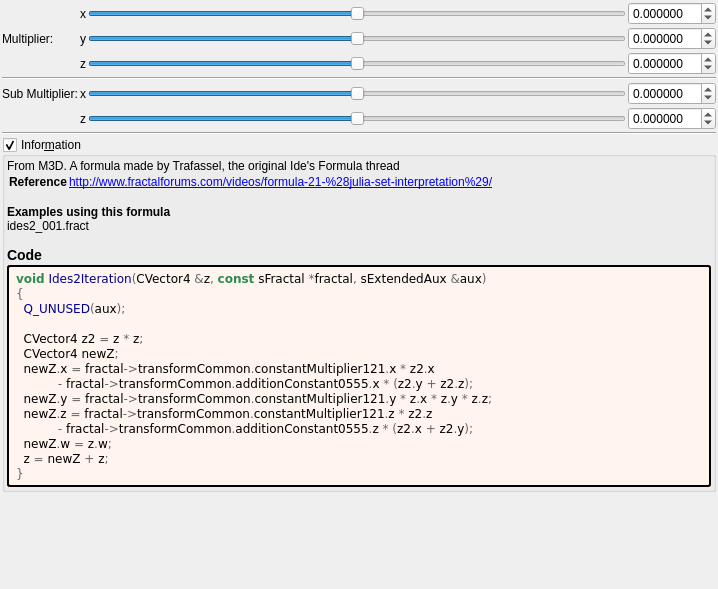
Before: the Qt Designer form mandelbulber2/formula/ui/fractal_ides2.ui in buddhi1980/mandelbulber2, drawn with Qt 5.
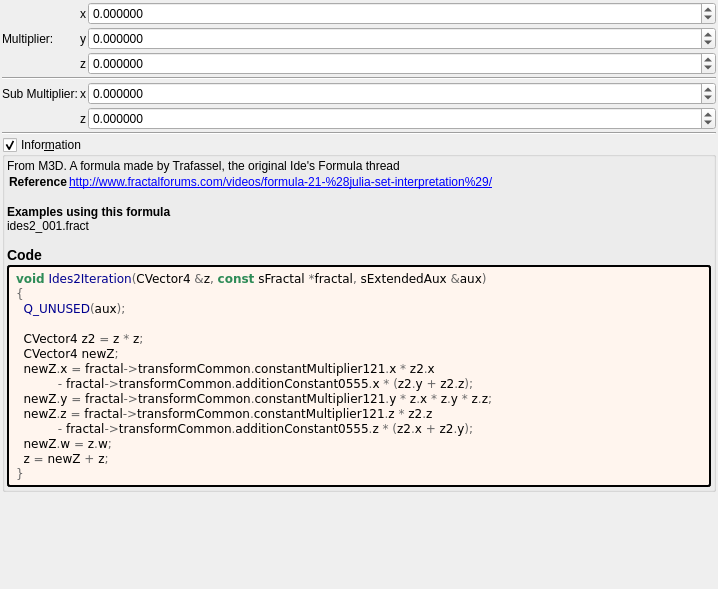
After: the same form once the commit is applied. Custom widgets are drawn as their Qt base class.

Commit message: Cleaned up more fractal formula UIs

Patch:
```diff
--- a/mandelbulber2/formula/ui/fractal_ides2.ui
+++ b/mandelbulber2/formula/ui/fractal_ides2.ui
@@ -30,14 +30,42 @@
     <number>2</number>
    </property>
    <item>
-    <layout class="QGridLayout" name="gridLayout_64">
+    <layout class="QGridLayout" name="gridLayout_64" columnstretch="0,0,0,1">
      <property name="spacing">
       <number>2</number>
      </property>
-     <item row="7" column="1" colspan="4">
-      <widget class="Line" name="line_59">
-       <property name="orientation">
-        <enum>Qt::Horizontal</enum>
+     <item row="3" column="3">
+      <widget class="MyDoubleSpinBox" name="spinbox3_transf_constant_multiplier_121_z">
+       <property name="sizePolicy">
+        <sizepolicy hsizetype="Minimum" vsizetype="Maximum">
+         <horstretch>0</horstretch>
+         <verstretch>0</verstretch>
+        </sizepolicy>
+       </property>
+       <property name="prefix">
+        <string/>
+       </property>
+       <property name="suffix">
+        <string/>
+       </property>
+       <property name="decimals">
+        <number>6</number>
+       </property>
+       <property name="minimum">
+        <double>-99.989999999999995</double>
+       </property>
+       <property name="maximum">
+        <double>99.989999999999995</double>
+       </property>
+       <property name="singleStep">
+        <double>0.100000000000000</double>
+       </property>
+      </widget>
+     </item>
+     <item row="6" column="2">
+      <widget class="QLabel" name="label_268">
+       <property name="text">
+        <string notr="true">z</string>
        </property>
       </widget>
      </item>
@@ -48,97 +76,6 @@
        </property>
       </widget>
      </item>
-     <item row="3" column="4">
-      <widget class="MyDoubleSpinBox" name="spinbox3_transf_constant_multiplier_121_z">
-       <property name="sizePolicy">
-        <sizepolicy hsizetype="Minimum" vsizetype="Maximum">
-         <horstretch>0</horstretch>
-         <verstretch>0</verstretch>
-        </sizepolicy>
-       </property>
-       <property name="prefix">
-        <string/>
-       </property>
-       <property name="suffix">
-        <string/>
-       </property>
-       <property name="decimals">
-        <number>6</number>
-       </property>
-       <property name="minimum">
-        <double>-99.989999999999995</double>
-       </property>
-       <property name="maximum">
-        <double>99.989999999999995</double>
-       </property>
-       <property name="singleStep">
-        <double>0.100000000000000</double>
-       </property>
-      </widget>
-     </item>
-     <item row="2" column="4">
-      <widget class="MyDoubleSpinBox" name="spinbox3_transf_constant_multiplier_121_y">
-       <property name="sizePolicy">
-        <sizepolicy hsizetype="Minimum" vsizetype="Maximum">
-         <horstretch>0</horstretch>
-         <verstretch>0</verstretch>
-        </sizepolicy>
-       </property>
-       <property name="prefix">
-        <string/>
-       </property>
-       <property name="suffix">
-        <string/>
-       </property>
-       <property name="decimals">
-        <number>6</number>
-       </property>
-       <property name="minimum">
-        <double>-99.989999999999995</double>
-       </property>
-       <property name="maximum">
-        <double>99.989999999999995</double>
-       </property>
-       <property name="singleStep">
-        <double>0.100000000000000</double>
-       </property>
-      </widget>
-     </item>
-     <item row="2" column="2">
-      <widget class="QLabel" name="label_264">
-       <property name="text">
-        <string notr="true">y</string>
-       </property>
-      </widget>
-     </item>
-     <item row="1" column="4">
-      <widget class="MyDoubleSpinBox" name="spinbox3_transf_constant_multiplier_121_x">
-       <property name="sizePolicy">
-        <sizepolicy hsizetype="Minimum" vsizetype="Maximum">
-         <horstretch>0</horstretch>
-         <verstretch>0</verstretch>
-        </sizepolicy>
-       </property>
-       <property name="prefix">
-        <string/>
-       </property>
-       <property name="suffix">
-        <string/>
-       </property>
-       <property name="decimals">
-        <number>6</number>
-       </property>
-       <property name="minimum">
-        <double>-99.989999999999995</double>
-       </property>
-       <property name="maximum">
-        <double>99.989999999999995</double>
-       </property>
-       <property name="singleStep">
-        <double>0.100000000000000</double>
-       </property>
-      </widget>
-     </item>
      <item row="3" column="2">
       <widget class="QLabel" name="label_266">
        <property name="text">
@@ -146,83 +83,31 @@
        </property>
       </widget>
      </item>
-     <item row="1" column="2">
-      <widget class="QLabel" name="label_257">
-       <property name="text">
-        <string notr="true">x</string>
-       </property>
-      </widget>
-     </item>
-     <item row="3" column="3">
-      <widget class="QSlider" name="slider3_transf_constant_multiplier_121_z">
-       <property name="sizePolicy">
-        <sizepolicy hsizetype="Expanding" vsizetype="Maximum">
-         <horstretch>0</horstretch>
-         <verstretch>0</verstretch>
-        </sizepolicy>
-       </property>
-       <property name="minimum">
-        <number>-5000000</number>
-       </property>
-       <property name="maximum">
-        <number>5000000</number>
-       </property>
-       <property name="singleStep">
-        <number>1</number>
-       </property>
-       <property name="orientation">
-        <enum>Qt::Horizontal</enum>
-       </property>
-      </widget>
-     </item>
-     <item row="2" column="3">
-      <widget class="QSlider" name="slider3_transf_constant_multiplier_121_y">
-       <property name="sizePolicy">
-        <sizepolicy hsizetype="Expanding" vsizetype="Maximum">
-         <horstretch>0</horstretch>
-         <verstretch>0</verstretch>
-        </sizepolicy>
-       </property>
-       <property name="minimum">
-        <number>-5000000</number>
-       </property>
-       <property name="maximum">
-        <number>5000000</number>
-       </property>
-       <property name="singleStep">
-        <number>1</number>
-       </property>
-       <property name="orientation">
-        <enum>Qt::Horizontal</enum>
-       </property>
-      </widget>
-     </item>
      <item row="1" column="3">
-      <widget class="QSlider" name="slider3_transf_constant_multiplier_121_x">
+      <widget class="MyDoubleSpinBox" name="spinbox3_transf_constant_multiplier_121_x">
        <property name="sizePolicy">
-        <sizepolicy hsizetype="Preferred" vsizetype="Preferred">
+        <sizepolicy hsizetype="Minimum" vsizetype="Maximum">
          <horstretch>0</horstretch>
          <verstretch>0</verstretch>
         </sizepolicy>
        </property>
+       <property name="prefix">
+        <string/>
+       </property>
+       <property name="suffix">
+        <string/>
+       </property>
+       <property name="decimals">
+        <number>6</number>
+       </property>
        <property name="minimum">
-        <number>-5000000</number>
+        <double>-99.989999999999995</double>
        </property>
        <property name="maximum">
-        <number>5000000</number>
+        <double>99.989999999999995</double>
        </property>
        <property name="singleStep">
-        <number>1</number>
-       </property>
-       <property name="orientation">
-        <enum>Qt::Horizontal</enum>
-       </property>
-      </widget>
-     </item>
-     <item row="5" column="1">
-      <widget class="QLabel" name="label_146">
-       <property name="text">
-        <string>Sub Multiplier:</string>
+        <double>0.100000000000000</double>
        </property>
       </widget>
      </item>
@@ -233,99 +118,28 @@
        </property>
       </widget>
      </item>
-     <item row="6" column="2">
-      <widget class="QLabel" name="label_268">
-       <property name="text">
-        <string notr="true">z</string>
-       </property>
-      </widget>
-     </item>
-     <item row="4" column="1" colspan="4">
+     <item row="4" column="1" colspan="3">
       <widget class="Line" name="line_56">
        <property name="orientation">
         <enum>Qt::Horizontal</enum>
        </property>
       </widget>
      </item>
-     <item row="5" column="3">
-      <widget class="QSlider" name="slider3_transf_addition_constant_0555_x">
-       <property name="sizePolicy">
-        <sizepolicy hsizetype="Expanding" vsizetype="Maximum">
-         <horstretch>0</horstretch>
-         <verstretch>0</verstretch>
-        </sizepolicy>
+     <item row="2" column="2">
+      <widget class="QLabel" name="label_264">
+       <property name="text">
+        <string notr="true">y</string>
        </property>
-       <property name="minimum">
-        <number>-2000000</number>
-       </property>
-       <property name="maximum">
-        <number>2000000</number>
-       </property>
-       <property name="value">
-        <number>0</number>
-       </property>
-       <property name="sliderPosition">
-        <number>0</number>
-       </property>
-       <property name="orientation">
-        <enum>Qt::Horizontal</enum>
+      </widget>
+     </item>
+     <item row="5" column="1">
+      <widget class="QLabel" name="label_146">
+       <property name="text">
+        <string>Sub Multiplier:</string>
        </property>
       </widget>
      </item>
      <item row="6" column="3">
-      <widget class="QSlider" name="slider3_transf_addition_constant_0555_z">
-       <property name="sizePolicy">
-        <sizepolicy hsizetype="Expanding" vsizetype="Maximum">
-         <horstretch>0</horstretch>
-         <verstretch>0</verstretch>
-        </sizepolicy>
-       </property>
-       <property name="minimum">
-        <number>-2000000</number>
-       </property>
-       <property name="maximum">
-        <number>2000000</number>
-       </property>
-       <property name="value">
-        <number>0</number>
-       </property>
-       <property name="sliderPosition">
-        <number>0</number>
-       </property>
-       <property name="orientation">
-        <enum>Qt::Horizontal</enum>
-       </property>
-      </widget>
-     </item>
-     <item row="5" column="4">
-      <widget class="MyDoubleSpinBox" name="spinbox3_transf_addition_constant_0555_x">
-       <property name="sizePolicy">
-        <sizepolicy hsizetype="Minimum" vsizetype="Maximum">
-         <horstretch>0</horstretch>
-         <verstretch>0</verstretch>
-        </sizepolicy>
-       </property>
-       <property name="prefix">
-        <string/>
-       </property>
-       <property name="suffix">
-        <string/>
-       </property>
-       <property name="decimals">
-        <number>6</number>
-       </property>
-       <property name="minimum">
-        <double>-99.998999999999995</double>
-       </property>
-       <property name="maximum">
-        <double>99.998999999999995</double>
-       </property>
-       <property name="singleStep">
-        <double>0.100000000000000</double>
-       </property>
-      </widget>
-     </item>
-     <item row="6" column="4">
       <widget class="MyDoubleSpinBox" name="spinbox3_transf_addition_constant_0555_z">
        <property name="sizePolicy">
         <sizepolicy hsizetype="Minimum" vsizetype="Maximum">
@@ -353,6 +167,76 @@
        </property>
       </widget>
      </item>
+     <item row="2" column="3">
+      <widget class="MyDoubleSpinBox" name="spinbox3_transf_constant_multiplier_121_y">
+       <property name="sizePolicy">
+        <sizepolicy hsizetype="Minimum" vsizetype="Maximum">
+         <horstretch>0</horstretch>
+         <verstretch>0</verstretch>
+        </sizepolicy>
+       </property>
+       <property name="prefix">
+        <string/>
+       </property>
+       <property name="suffix">
+        <string/>
+       </property>
+       <property name="decimals">
+        <number>6</number>
+       </property>
+       <property name="minimum">
+        <double>-99.989999999999995</double>
+       </property>
+       <property name="maximum">
+        <double>99.989999999999995</double>
+       </property>
+       <property name="singleStep">
+        <double>0.100000000000000</double>
+       </property>
+      </widget>
+     </item>
+     <item row="5" column="3">
+      <widget class="MyDoubleSpinBox" name="spinbox3_transf_addition_constant_0555_x">
+       <property name="sizePolicy">
+        <sizepolicy hsizetype="Minimum" vsizetype="Maximum">
+         <horstretch>0</horstretch>
+         <verstretch>0</verstretch>
+        </sizepolicy>
+       </property>
+       <property name="prefix">
+        <string/>
+       </property>
+       <property name="suffix">
+        <string/>
+       </property>
+       <property name="decimals">
+        <number>6</number>
+       </property>
+       <property name="minimum">
+        <double>-99.998999999999995</double>
+       </property>
+       <property name="maximum">
+        <double>99.998999999999995</double>
+       </property>
+       <property name="singleStep">
+        <double>0.100000000000000</double>
+       </property>
+      </widget>
+     </item>
+     <item row="1" column="2">
+      <widget class="QLabel" name="label_257">
+       <property name="text">
+        <string notr="true">x</string>
+       </property>
+      </widget>
+     </item>
+     <item row="7" column="1" colspan="3">
+      <widget class="Line" name="line_59">
+       <property name="orientation">
+        <enum>Qt::Horizontal</enum>
+       </property>
+      </widget>
+     </item>
     </layout>
    </item>
    <item>
```
Left out of the diff: 7 changed lines with no effect on the pictures. The commit also changes 17 other files.
